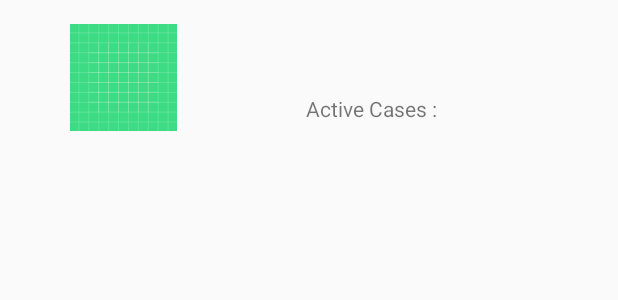
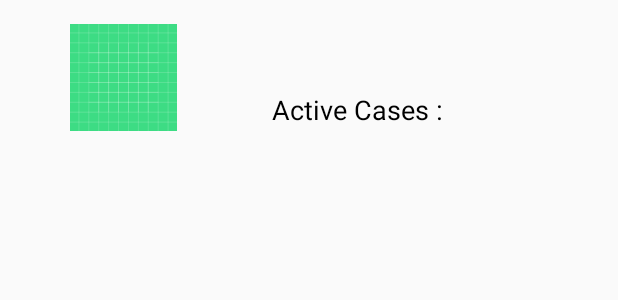
Before and after one commit to SaifulSaif007/Corona, an Android app: the layout item_country_list.xml on its own in the app's theme, with its tools: preview values and no code run, on a phone screen of 412 x 824 dp. Shown: the top 300 px of the screen. Run offline under Robolectric (Android 15) with nearby library versions, the phone set to English and light mode, and no system bars.

Commit message:
Glide Added to load image on RecyclerView

```diff
--- a/app/build.gradle
+++ b/app/build.gradle
@@ -50,4 +50,8 @@ dependencies {
 
     //material design
     implementation 'com.google.android.material:material:1.2.0-alpha05'
+
+    //Glide
+    implementation 'com.github.bumptech.glide:glide:4.11.0'
+    annotationProcessor 'com.github.bumptech.glide:compiler:4.11.0'
 }
--- a/app/src/main/res/layout/item_country_list.xml
+++ b/app/src/main/res/layout/item_country_list.xml
@@ -21,6 +21,7 @@
             android:layout_height="71dp"
             android:layout_marginTop="16dp"
             android:layout_marginBottom="16dp"
+            app:imageResource="@{countryLists.countryInfo.flag}"
             app:layout_constraintBottom_toBottomOf="parent"
             app:layout_constraintEnd_toStartOf="@+id/guideline9"
             app:layout_constraintStart_toStartOf="@+id/guideline8"
@@ -48,6 +49,8 @@
             android:layout_height="wrap_content"
             android:layout_marginBottom="16dp"
             android:text="@{countryLists.country}"
+            android:textColor="@color/colorPrimaryDark"
+            android:textSize="18sp"
             app:layout_constraintBottom_toTopOf="@+id/mActiveCase"
             app:layout_constraintEnd_toEndOf="@+id/mActiveCase"
             app:layout_constraintStart_toStartOf="@+id/textView8"
@@ -58,8 +61,10 @@
             android:layout_width="wrap_content"
             android:layout_height="wrap_content"
             android:text="@{String.valueOf(countryLists.active)}"
+            android:textColor="@color/colorPrimaryDark"
+            android:textSize="18sp"
             app:layout_constraintBottom_toBottomOf="@+id/mFlag"
-            app:layout_constraintEnd_toEndOf="parent"
+            app:layout_constraintEnd_toStartOf="@+id/guideline10"
             app:layout_constraintStart_toEndOf="@+id/textView8"
             app:layout_constraintTop_toBottomOf="@+id/mCountryName" />
 
@@ -68,9 +73,18 @@
             android:layout_width="wrap_content"
             android:layout_height="wrap_content"
             android:text="@string/active_cases"
+            android:textColor="@color/colorPrimaryDark"
+            android:textSize="18sp"
             app:layout_constraintBottom_toBottomOf="@+id/mActiveCase"
             app:layout_constraintEnd_toStartOf="@+id/mActiveCase"
             app:layout_constraintStart_toEndOf="@+id/mFlag" />
+
+        <androidx.constraintlayout.widget.Guideline
+            android:id="@+id/guideline10"
+            android:layout_width="wrap_content"
+            android:layout_height="wrap_content"
+            android:orientation="vertical"
+            app:layout_constraintGuide_percent=".90" />
     </androidx.constraintlayout.widget.ConstraintLayout>
 
 </layout>
```
Also changed, not shown: app/src/main/java/com/example/corona/databinding/GlideBindingAdapters.java (added, +28 -0 lines).
